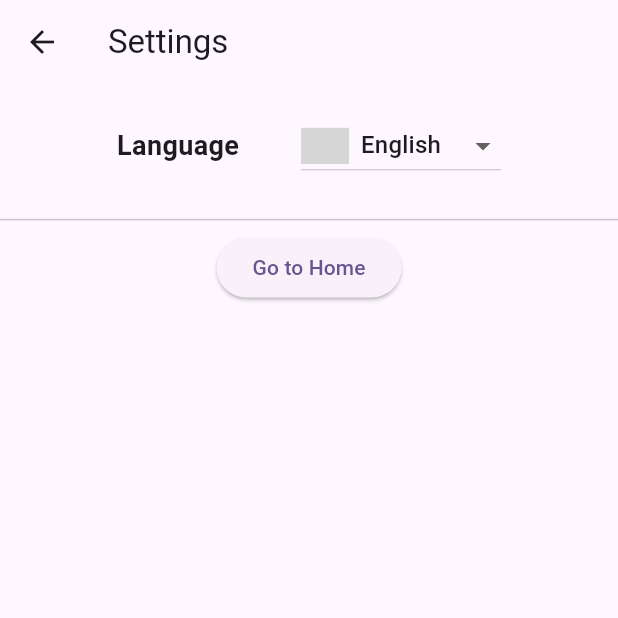
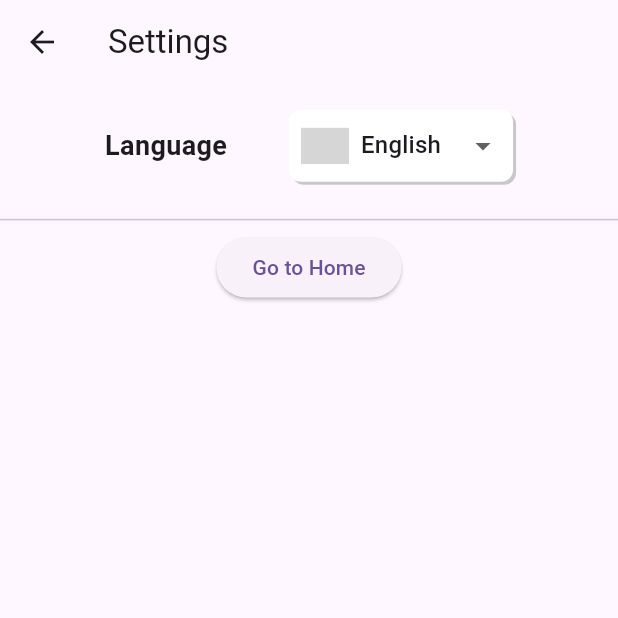
Before and after one commit to Cost-Effective-Software-Project-11/Klinik, a Flutter app: the SettingsScreen screen opened by its route, on a phone screen of 412 x 824 dp, the top half of it. Run offline on Flutter 3.47's test engine with Material 3 defaults, Android fonts, the light colour scheme and no system bars; our stand-ins replace bloc, equatable, flutter_bloc; missing offline and left inert: country_flags; accounts and stored records are empty; generated files the repository leaves out were written again; grey boxes are pictures that could not be loaded.

Commit message:
dropdown design update

```diff
--- a/lib/screens/settings/language_dropdown_button.dart
+++ b/lib/screens/settings/language_dropdown_button.dart
@@ -36,7 +36,22 @@ class LanguageDropdownButtonState extends State<LanguageDropdownButton> {
       {'languageCode': 'de', 'label': localizations.language_de, 'countryCode': 'de'},
     ];
 
-    return DropdownButton<String>(
+     return Container(
+      decoration: BoxDecoration(
+        color: Colors.white,
+        borderRadius: BorderRadius.circular(8),
+        boxShadow: [
+          BoxShadow(
+            color: Colors.black.withOpacity(0.2),
+            spreadRadius: 0,
+            blurRadius: 0,
+            offset: const Offset(2, 2), // Sharp shadow edges
+          ),
+        ],
+      ),
+      padding: const EdgeInsets.symmetric(horizontal: 8),
+      child: DropdownButtonHideUnderline(
+        child: DropdownButton<String>(
           value: _selectedLanguageCode,
           onChanged: (String? newValue) {
             if (newValue != null) {
@@ -60,6 +75,8 @@ class LanguageDropdownButtonState extends State<LanguageDropdownButton> {
               ),
             );
           }).toList(),
+        ),
+      ),
     );
   }
 }
```
Lines whose indentation alone changed are shown as unchanged.
